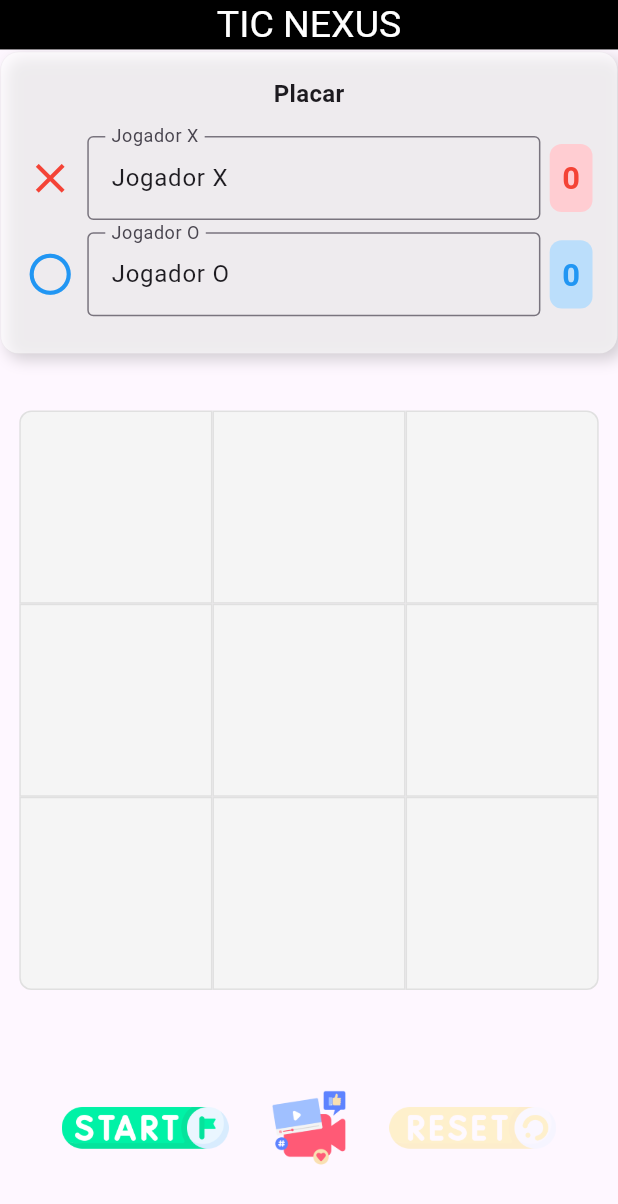
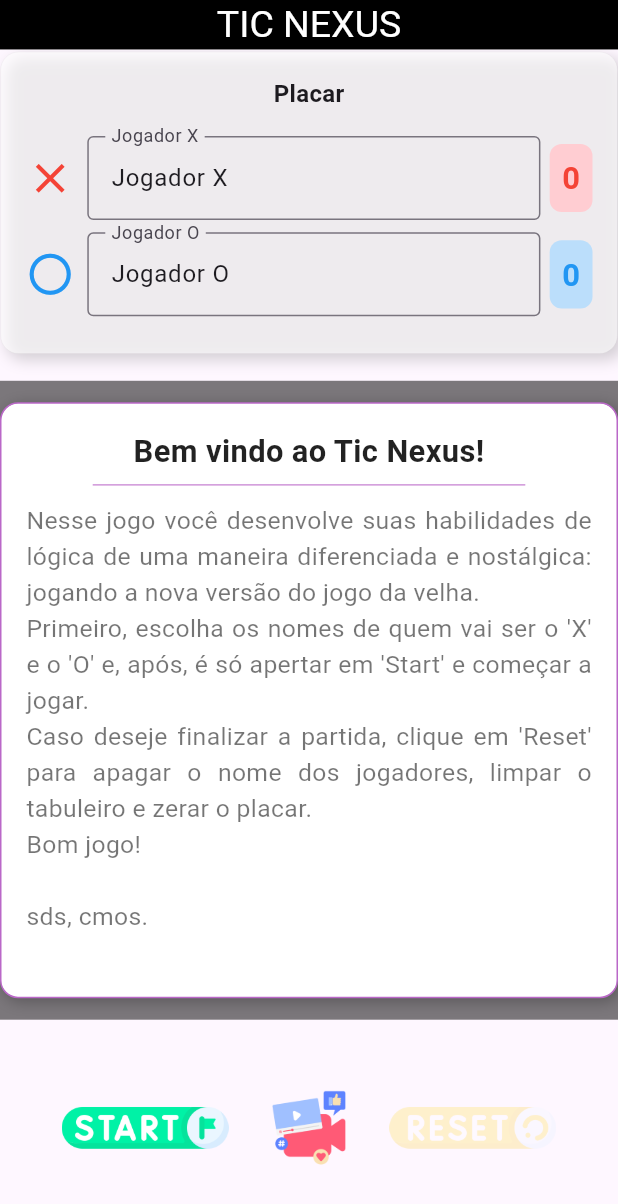
Before and after one commit to christian-marques/tic_nexus, a Flutter app: the screen it shows after launch, on a phone screen of 412 x 824 dp. Shown: the top 1204 px of the screen. Run offline on Flutter 3.47's test engine with Material 3 defaults, Android fonts, the light colour scheme and no system bars; our stand-ins replace google_mobile_ads; network calls fail.

Commit message:
Tutorial básico - início
Formatação simples com a mensagem de boas vindas e explicação rápida sobre o funcionamento do jogo.

```diff
--- /dev/null
+++ b/lib/models/tutorials.dart
@@ -0,0 +1,92 @@
+import 'package:flutter/material.dart';
+
+class TutorialOverlay extends StatelessWidget {
+  const TutorialOverlay({super.key});
+
+  @override
+  Widget build(BuildContext context) {
+    final screenHeight = MediaQuery.of(context).size.height;
+    final screenWidth = MediaQuery.of(context).size.width;
+
+    return Container(
+      color: const Color.fromARGB(132, 0, 0, 0), // Fundo translúcido
+      child: Center(
+        child: Container(
+          width: screenWidth * 1.1,
+          padding: EdgeInsets.all(screenWidth * 0.04),
+          decoration: BoxDecoration(
+            color: Colors.white,
+            borderRadius: BorderRadius.circular(12.0),
+            boxShadow: const [
+              BoxShadow(
+                color: Colors.black26,
+                blurRadius: 8.0,
+                offset: Offset(2, 2),
+              ),
+            ],
+            border: Border(
+              top: BorderSide(
+                color: const Color.fromARGB(255, 186, 104, 200), // Cor lilás
+                width: 1.0,
+              ),
+              right: BorderSide(
+                color: const Color.fromARGB(255, 186, 104, 200),
+                width: 1.0,
+              ),
+              left: BorderSide(
+                color: const Color.fromARGB(255, 186, 104, 200),
+                width: 1.0,
+              ),
+              bottom: BorderSide(
+                color: const Color.fromARGB(255, 186, 104, 200),
+                width: 1.0,
+              ),
+            ),
+          ),
+          child: Column(
+            mainAxisSize: MainAxisSize.min,
+            children: [
+              // Título com linha inferior lilás
+              Column(
+                children: [
+                  Text(
+                    "Bem vindo ao Tic Nexus!",
+                    textAlign: TextAlign.center,
+                    style: TextStyle(
+                      fontSize: screenWidth * 0.05,
+                      fontWeight: FontWeight.bold,
+                      color: Colors.black87,
+                    ),
+                  ),
+                  Container(
+                    margin: EdgeInsets.only(top: screenHeight * 0.01),
+                    height: 0.7,
+                    width: screenWidth * 0.7,
+                    color: const Color.fromARGB(255, 186, 104, 200), // Cor lilás
+                  ),
+                ],
+              ),
+              SizedBox(height: screenHeight * 0.015),
+              // Corpo do tutorial
+              Text(
+                """
+Nesse jogo você desenvolve suas habilidades de lógica de uma maneira diferenciada e nostálgica: jogando a nova versão do jogo da velha.
+Primeiro, escolha os nomes de quem vai ser o 'X' e o 'O' e, após, é só apertar em 'Start' e começar a jogar.
+Caso deseje finalizar a partida, clique em 'Reset' para apagar o nome dos jogadores, limpar o tabuleiro e zerar o placar.
+Bom jogo!
+
+sds, cmos.
+                """,
+                textAlign: TextAlign.justify,
+                style: TextStyle(
+                  fontSize: screenWidth * 0.04,
+                  color: Colors.black54,
+                ),
+              ),
+            ],
+          ),
+        ),
+      ),
+    );
+  }
+}
--- a/lib/pages/game.dart
+++ b/lib/pages/game.dart
@@ -6,6 +6,7 @@ import 'package:tic_nexus/models/score_board.dart';
 import 'package:google_mobile_ads/google_mobile_ads.dart';
 import 'package:tic_nexus/models/game_table.dart';
 import 'package:tic_nexus/models/game_logic.dart';
+import 'package:tic_nexus/models/tutorials.dart';
 
 class GamePage extends StatefulWidget {
   const GamePage({super.key});
@@ -24,12 +25,17 @@ class _GamePageState extends State<GamePage> {
   final TextEditingController controllerX = TextEditingController(text: 'Jogador X');
   final TextEditingController controllerO = TextEditingController(text: 'Jogador O');
   bool isEditingNames = true;
+  bool isWaitingGameStart = true;
 
   bool get isGameRunning => _gameLogic.isGameRunning();
 
   @override
   void initState() {
     super.initState();
+
+    setState(() {
+      isWaitingGameStart = true;
+    });
 
     _adHelper.loadBannerAd((banner) {
       setState(() {
@@ -67,6 +73,7 @@ class _GamePageState extends State<GamePage> {
       setState(() {
         _gameLogic.startGame();
         isEditingNames = false;
+        isWaitingGameStart = false;
       });
     }
   }
@@ -76,6 +83,7 @@ class _GamePageState extends State<GamePage> {
       _gameLogic.resetBoard();
       _gameLogic.finishGame();
       isEditingNames = true;
+      isWaitingGameStart = true;
       scoreX = 0;
       scoreO = 0;
       controllerX.text = 'Jogador X';
@@ -171,9 +179,15 @@ class _GamePageState extends State<GamePage> {
             ),
           ),
 
-          // Tabuleiro
+          // Tabuleiro com tutorial
           Expanded(
-            child: GameTable(gameLogic: _gameLogic),
+            child: Stack(
+              children: [
+                GameTable(gameLogic: _gameLogic), // Tabuleiro
+                if (isWaitingGameStart)
+                  TutorialOverlay(), // Adiciona o tutorial quando o jogo não está ativo
+              ],
+            ),
           ),
 
           // Botões
```
